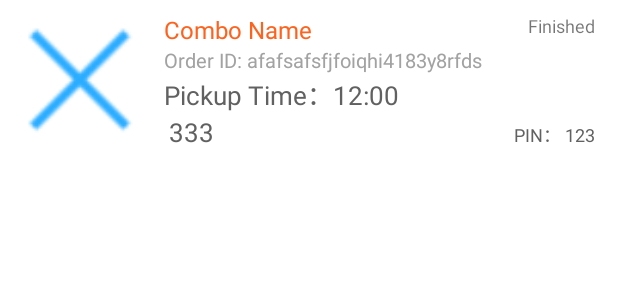
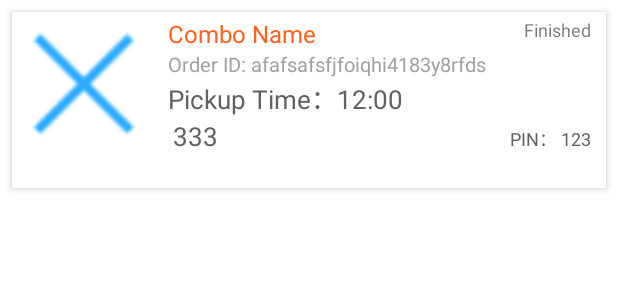
Before and after one commit to GogHox/STIEIFoodOrderingApp, an Android app: the layout item_order.xml on its own in the app's theme, with its tools: preview values and no code run, on a phone screen of 412 x 824 dp. Shown: the top 300 px of the screen. Run offline under Robolectric (Android 15) with nearby library versions, the phone set to English and light mode, and no system bars.

Commit message:
Update app ui.

```diff
--- a/app/src/main/java/com/example/admin/myapplication/activity/StartActivity.java
+++ b/app/src/main/java/com/example/admin/myapplication/activity/StartActivity.java
@@ -32,7 +32,7 @@ public class StartActivity extends AppCompatActivity {
                 startActivity(new Intent(getApplicationContext(), MainActivity.class));
                 finish();
             }
-        }, 1000);//1 second = 1000 milli seconds
+        }, 2500);//1 second = 1000 milli seconds
     }
 
     private void initView() {
--- a/app/src/main/res/layout/activity_me.xml
+++ b/app/src/main/res/layout/activity_me.xml
@@ -41,6 +41,7 @@
                 android:layout_height="match_parent">
                 <ListView
                     android:id="@+id/lv_order"
+                    android:divider="@null"
                     android:layout_width="match_parent"
                     android:layout_height="match_parent" />
             </android.support.v4.widget.SwipeRefreshLayout>
--- a/app/src/main/res/layout/item_order.xml
+++ b/app/src/main/res/layout/item_order.xml
@@ -3,16 +3,15 @@
     xmlns:tools="http://schemas.android.com/tools"
     android:layout_width="match_parent"
     android:layout_height="match_parent"
+    android:clickable="false"
     android:background="@drawable/list_view_item_click"
     android:orientation="vertical">
 
     <LinearLayout
         android:layout_width="match_parent"
         android:layout_height="wrap_content"
-        android:layout_marginBottom="5dp"
-        android:layout_marginLeft="5dp"
-        android:layout_marginRight="5dp"
-        android:layout_marginTop="5dp"
+        android:elevation="3dp"
+        android:layout_margin="8dp"
         android:background="@drawable/list_view_item_click"
         android:clickable="false"
         android:gravity="center_vertical"
```
Also changed, not shown: app/src/main/res/layout/activity_start.xml (+33 -35 lines), 1 other file.
